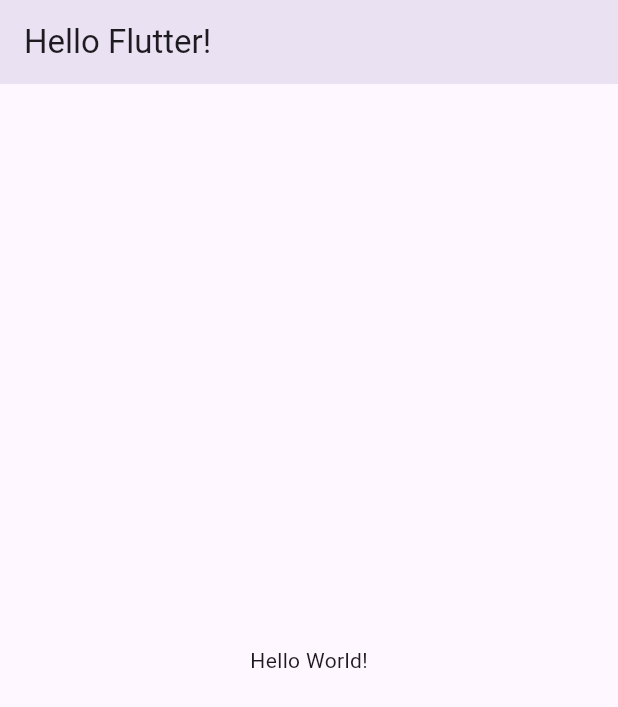
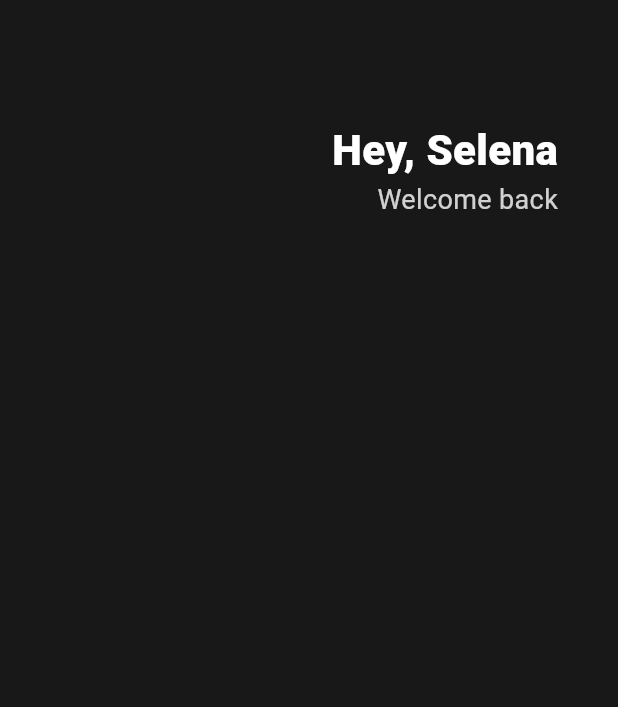
Before and after one commit to kimjihye058/2024-Flutter-Study, a Flutter app: the screen it shows after launch, on a phone screen of 412 x 824 dp. Shown: the top 707 px of the screen. Run offline on Flutter 3.47's test engine with Material 3 defaults, Android fonts, the phone set to English and light mode, and no system bars.

Commit message:
header 디자인

```diff
--- a/lib/main.dart
+++ b/lib/main.dart
@@ -1,15 +1,7 @@
 import 'package:flutter/material.dart';
 
-class Player {
-  String? name;   // 물음표가 붙으면 name이라는 parameter가 있을 수도 있고 없을 수도 있음
-
-  Player({required this.name});
-}
-
 void main() {
-  var jennifer = Player(name:"Potato");
-
-  runApp( App());
+  runApp(App());
 }
 
 // commit test11
@@ -18,15 +10,42 @@ class App extends StatelessWidget {
   Widget build(BuildContext context) {
     return MaterialApp(
       home: Scaffold(
-        appBar: AppBar(
-          centerTitle: false,
-          elevation: 10,
-          title: Text('Hello Flutter!'),
-        ),
-        body: Center(
-          child: Text('Hello World!'),
-        ),
-      ),
+          backgroundColor: Color(0xFF181818),
+          body: Padding(
+            padding: EdgeInsets.symmetric(horizontal: 40),
+            child: Column(
+              children: [
+                SizedBox(
+                  height: 80,
+                ),
+                Row(
+                  mainAxisAlignment: MainAxisAlignment.end,
+                  children: [
+                    Column(
+                      crossAxisAlignment: CrossAxisAlignment.end,
+                      children: [
+                        Text(
+                          'Hey, Selena',
+                          style: TextStyle(
+                            color: Colors.white,
+                            fontSize: 28,
+                            fontWeight: FontWeight.w800,
+                          ),
+                        ),
+                        Text(
+                          'Welcome back',
+                          style: TextStyle(
+                            color: Colors.white.withOpacity(0.8),
+                            fontSize: 18,
+                          ),
+                        ),
+                      ],
+                    )
+                  ],
+                )
+              ],
+            ),
+          )),
     );
   }
 }
```
